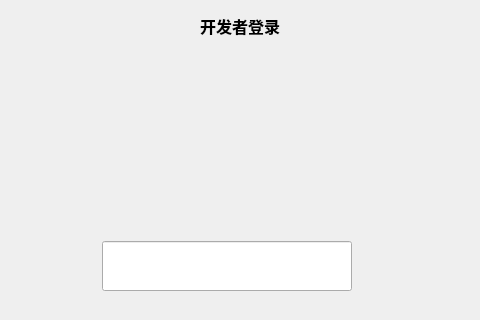
Mrjiong-ff/syt_hmi, file ui/dev_login_window.ui: the form before one commit; both pictures show x 113 to 593 and y 0 to 320 of the 680 by 478 pixel window.
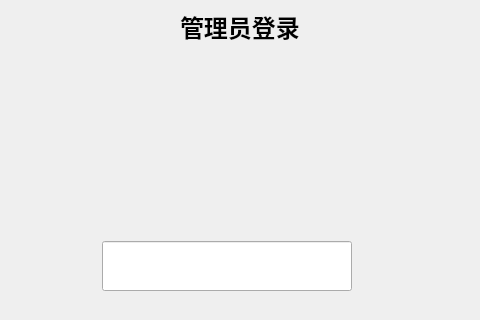
The form after the commit. Custom widgets are drawn as their Qt base class.

```diff
--- a/ui/dev_login_window.ui
+++ b/ui/dev_login_window.ui
@@ -173,13 +173,13 @@
        </property>
        <property name="font">
         <font>
-         <pointsize>12</pointsize>
+         <pointsize>18</pointsize>
          <weight>75</weight>
          <bold>true</bold>
         </font>
        </property>
        <property name="text">
-        <string>开发者登录</string>
+        <string>管理员登录</string>
        </property>
       </widget>
      </item>
```
